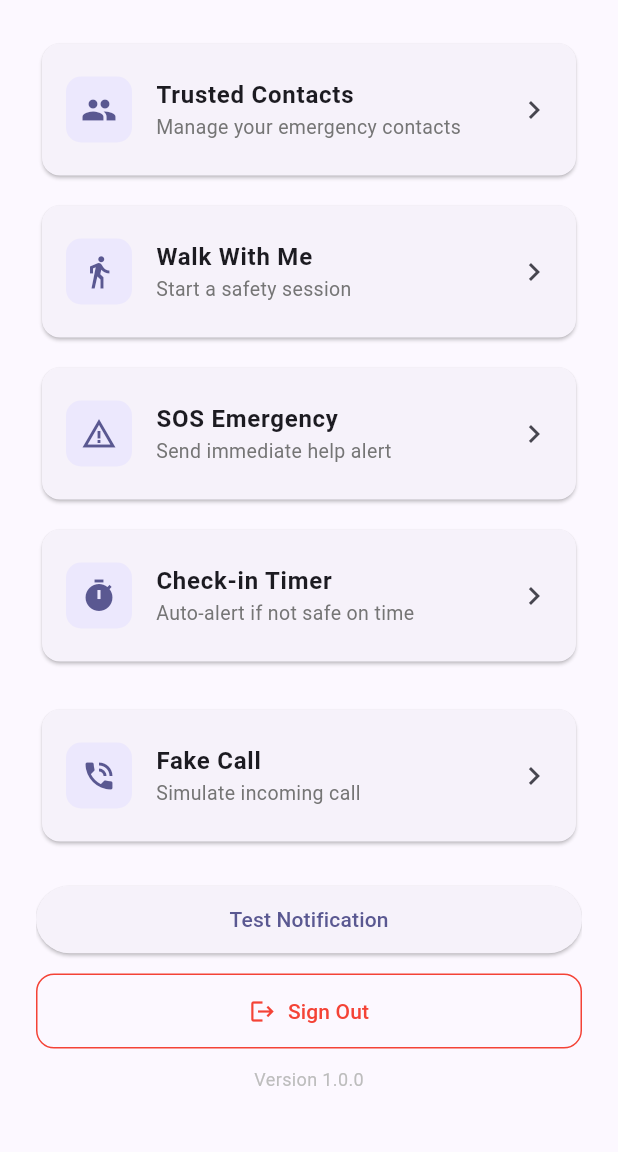
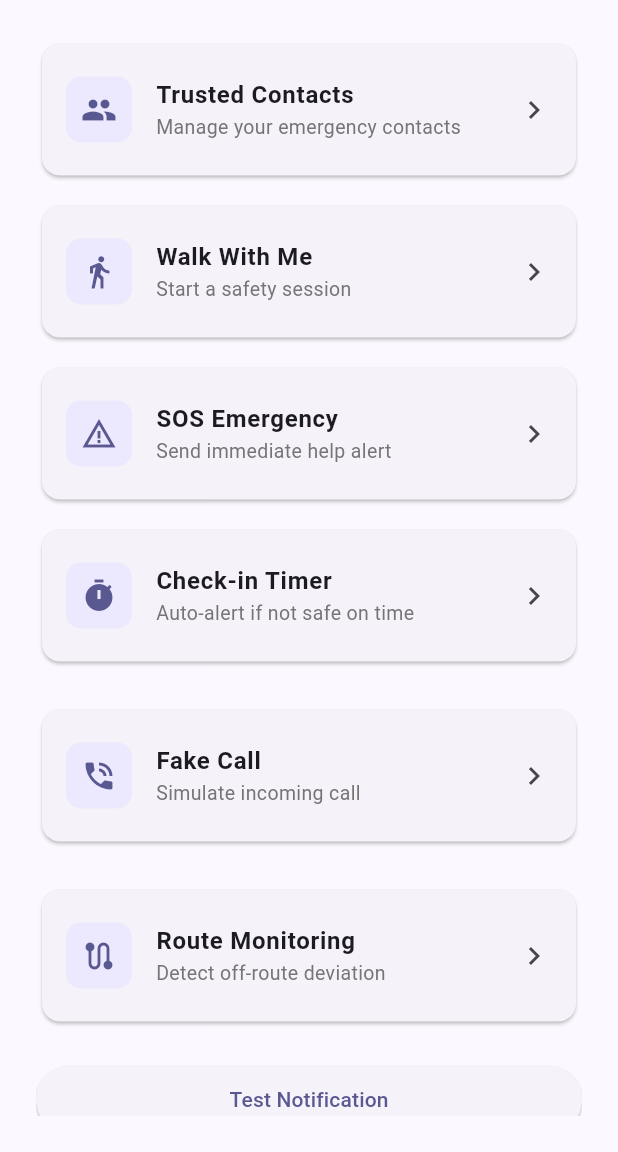
Before and after one commit to Ahsan-2003/women_safety_app, a Flutter app: the screen it shows once a user with an empty profile is signed in, scrolled down 221 dp, on a phone screen of 412 x 824 dp, the part 84-1236 px from its top. Run offline on Flutter 3.47's test engine with Material 3 defaults, Android fonts, the phone set to English and light mode, and no system bars; our stand-ins replace audioplayers, cloud_firestore, firebase_auth, firebase_core, flutter_local_notifications, geolocator and 4 more; missing offline and left inert: flutter_sms, torch_light; accounts and stored records are empty.

```diff
--- a/lib/main.dart
+++ b/lib/main.dart
@@ -4,6 +4,7 @@ import 'package:provider/provider.dart';
 import 'package:women_safety_app/providers/checkin_provider.dart';
 import 'package:women_safety_app/providers/contact_provider.dart';
 import 'package:women_safety_app/providers/fake_call_provider.dart';
+import 'package:women_safety_app/providers/route_provider.dart';
 import 'package:women_safety_app/providers/session_provider.dart';
 import 'package:women_safety_app/providers/sos_provider.dart';
 import 'firebase_options.dart';
@@ -33,6 +34,7 @@ class SafeWalkApp extends StatelessWidget {
         ChangeNotifierProvider(create: (_) => SOSProvider()),
         ChangeNotifierProvider(create: (_) => CheckinProvider()),
         ChangeNotifierProvider(create: (_) => FakeCallProvider()),
+        ChangeNotifierProvider(create: (_) => RouteProvider()),
       ], // ADD THIS],
       child: MaterialApp(
         title: 'SafeWalk',
--- a/lib/screens/home_screen.dart
+++ b/lib/screens/home_screen.dart
@@ -2,6 +2,7 @@ import 'package:flutter/material.dart';
 import 'package:provider/provider.dart';
 import 'package:women_safety_app/screens/checkin_timer_screen.dart';
 import 'package:women_safety_app/screens/fake_call_screen.dart';
+import 'package:women_safety_app/screens/route_monitoring_screen.dart';
 import 'package:women_safety_app/screens/sos_screen.dart';
 import 'package:women_safety_app/screens/start_session_screen.dart';
 import 'package:women_safety_app/services/notification_service.dart';
@@ -208,6 +209,23 @@ class HomeScreen extends StatelessWidget {
                 ),
 
                 const SizedBox(height: 24), // Reduced from Spacer()
+
+                _buildMenuButton(
+                  context,
+                  icon: Icons.route,
+                  title: 'Route Monitoring',
+                  subtitle: 'Detect off-route deviation',
+                  onTap: () {
+                    Navigator.push(
+                      context,
+                      MaterialPageRoute(
+                        builder: (_) => const RouteMonitoringScreen(),
+                      ),
+                    );
+                  },
+                ),
+
+                const SizedBox(height: 24), // Reduced from Spacer()
                 // Test Notification Button (Optional - Remove in Production)
                 Container(
                   margin: const EdgeInsets.only(bottom: 12),
--- a/lib/screens/route_monitoring_screen.dart
+++ b/lib/screens/route_monitoring_screen.dart
@@ -1,5 +1,6 @@
 import 'package:flutter/material.dart';
 import 'package:provider/provider.dart';
+import 'package:women_safety_app/screens/route_setup_screen.dart';
 import '../providers/route_provider.dart';
 import 'home_screen.dart';
 
```
